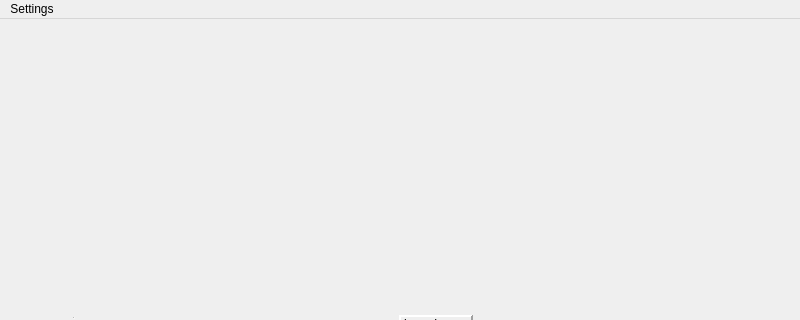
29w2x5fcpr-cmd/LogixCraft, file ui/main_window.ui: the form before one commit; both pictures show x 0 to 800 and y 0 to 320 of the 800 by 600 pixel window.
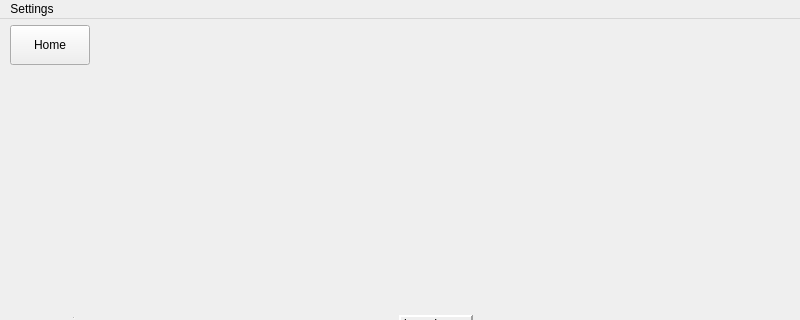
The form after the commit.

Commit message: Add navigation button in Qt Designer

The edit to the form file:
```diff
--- a/ui/main_window.ui
+++ b/ui/main_window.ui
@@ -86,6 +86,27 @@
       <property name="midLineWidth">
        <number>0</number>
       </property>
+      <layout class="QGridLayout" name="gridLayout_4">
+       <property name="leftMargin">
+        <number>9</number>
+       </property>
+       <property name="topMargin">
+        <number>5</number>
+       </property>
+       <item row="0" column="0" alignment="Qt::AlignmentFlag::AlignLeft|Qt::AlignmentFlag::AlignTop">
+        <widget class="QPushButton" name="pushButton">
+         <property name="minimumSize">
+          <size>
+           <width>30</width>
+           <height>40</height>
+          </size>
+         </property>
+         <property name="text">
+          <string>Home</string>
+         </property>
+        </widget>
+       </item>
+      </layout>
      </widget>
     </item>
     <item>
```
The commit also changes 3 other files.
